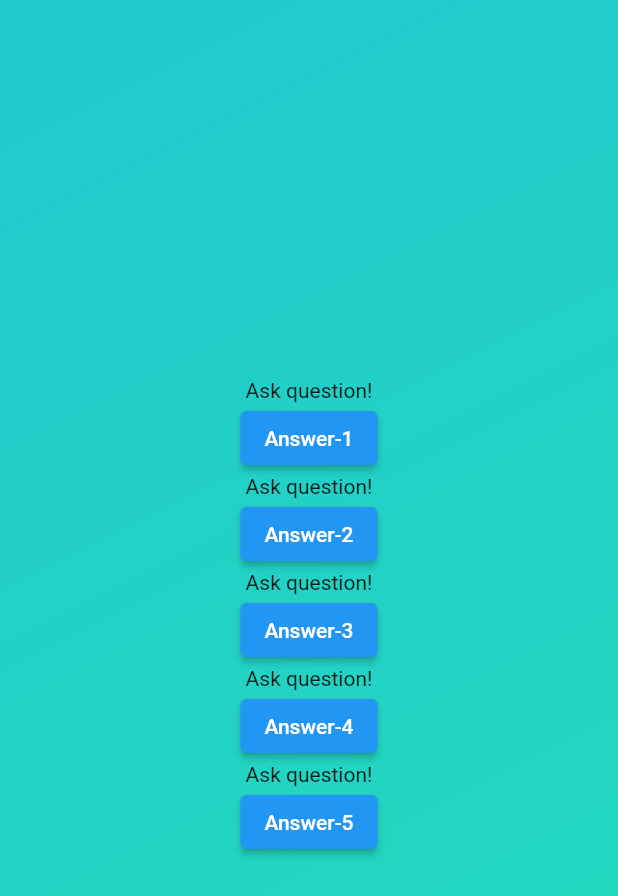
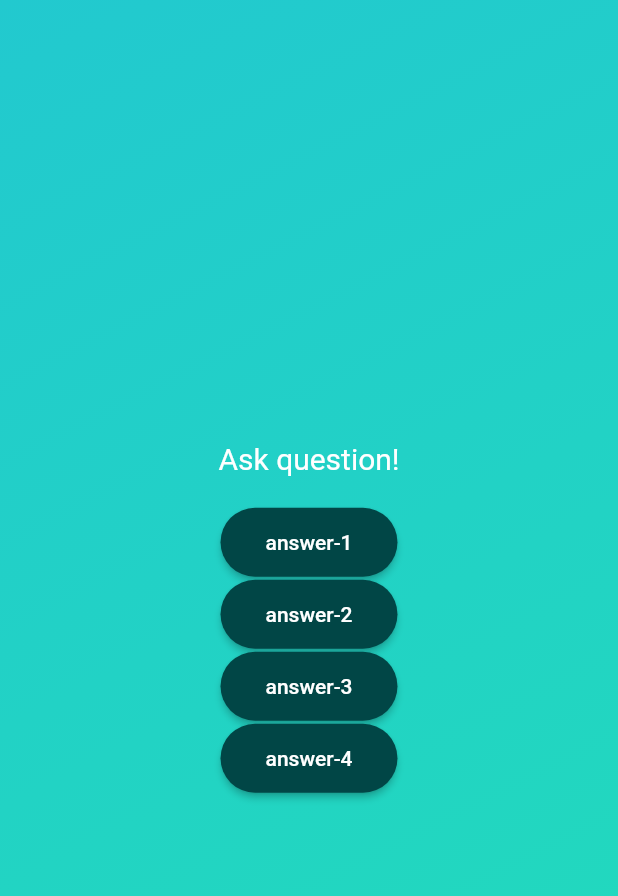
Before and after one commit to rinkusinghh/quiz-app, a Flutter app: the screen it shows after launch, after a tap on "Quiz App", on a phone screen of 412 x 824 dp. Shown: the top 896 px of the screen. Run offline on Flutter 3.47's test engine with Material 2 defaults, Android fonts, the phone set to English and light mode, and no system bars.

Commit message:
creating custom styled button

```diff
--- /dev/null
+++ b/lib/answers_button.dart
@@ -0,0 +1,21 @@
+import 'package:flutter/material.dart';
+
+class AnswersButton extends StatelessWidget {
+  const AnswersButton(
+      {super.key, required this.answerText, required this.onTap});
+  final String answerText;
+  final void Function() onTap;
+
+  @override
+  Widget build(BuildContext context) {
+    return ElevatedButton(
+        onPressed: onTap,
+        style: ElevatedButton.styleFrom(
+            backgroundColor: const Color.fromARGB(255, 1, 70, 70),
+            foregroundColor: Colors.white,
+            padding: const EdgeInsets.symmetric(vertical: 15, horizontal: 30),
+            shape: RoundedRectangleBorder(
+                borderRadius: BorderRadius.circular(25))),
+        child: Text(answerText));
+  }
+}
--- a/lib/questions_screen.dart
+++ b/lib/questions_screen.dart
@@ -1,4 +1,5 @@
 import 'package:flutter/material.dart';
+import 'package:quiz_app/answers_button.dart';
 
 class QuestionsScreen extends StatefulWidget {
   const QuestionsScreen({super.key});
@@ -16,16 +17,15 @@ class _QuestionsScreenState extends State<QuestionsScreen> {
       child: Column(
         mainAxisAlignment: MainAxisAlignment.center,
         children: [
-          const Text('Ask question!'),
-          ElevatedButton(onPressed: () {}, child: const Text('Answer-1')),
-          const Text('Ask question!'),
-          ElevatedButton(onPressed: () {}, child: const Text('Answer-2')),
-          const Text('Ask question!'),
-          ElevatedButton(onPressed: () {}, child: const Text('Answer-3')),
-          const Text('Ask question!'),
-          ElevatedButton(onPressed: () {}, child: const Text('Answer-4')),
-          const Text('Ask question!'),
-          ElevatedButton(onPressed: () {}, child: const Text('Answer-5')),
+          const Text('Ask question!',
+              style: TextStyle(color: Colors.white, fontSize: 20)),
+          const SizedBox(
+            height: 20,
+          ),
+          AnswersButton(answerText: 'answer-1', onTap: () {}),
+          AnswersButton(answerText: 'answer-2', onTap: () {}),
+          AnswersButton(answerText: 'answer-3', onTap: () {}),
+          AnswersButton(answerText: 'answer-4', onTap: () {}),
         ],
       ),
     );
```
